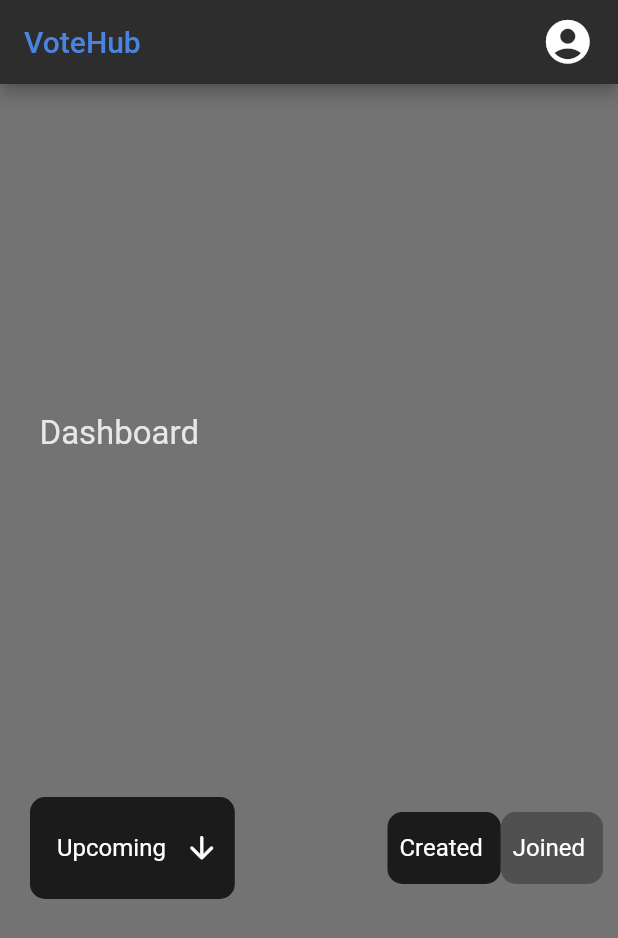
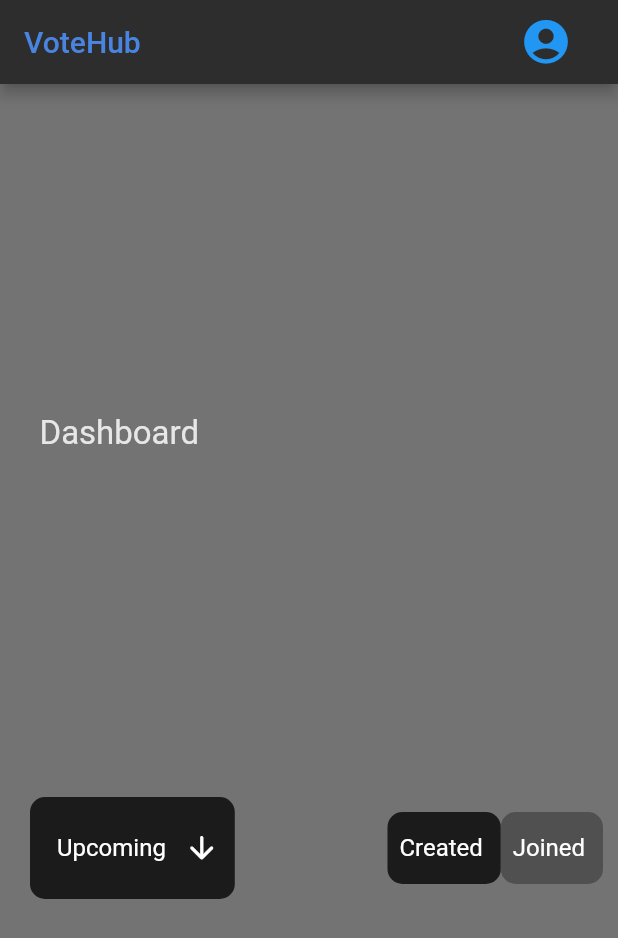
Before and after one commit to vote-io/vote_io_frontend, a Flutter app: the screen it shows after launch, on a phone screen of 412 x 824 dp. Shown: the top 938 px of the screen. Run offline on Flutter 3.47's test engine with Material 2 defaults, Android fonts, the phone set to English and light mode, and no system bars; our stand-ins replace pin_code_fields; Roboto replaces fonts that are missing (poppins).

Commit message:
Dashboard Work Continued

```diff
--- a/lib/dashboard_1.dart
+++ b/lib/dashboard_1.dart
@@ -8,6 +8,13 @@ class Dashboard1 extends StatefulWidget {
 }
 
 class _Dashboard1State extends State<Dashboard1> {
+
+  List<Map> createdPolls=[
+    {'title':'Election1','date':'date','time_left':'time'},
+    {'title':'Election1','date':'date','time_left':'time'},
+    {'title':'Election1','date':'date','time_left':'time'},
+  ];
+
   @override
   Widget build(BuildContext context) {
     return SafeArea(
@@ -23,9 +30,14 @@ class _Dashboard1State extends State<Dashboard1> {
                     color: Color.fromRGBO(73, 132, 224, 1),
                   ),
                 ),
-                Icon(
-                  Icons.account_circle_rounded,
-                  size: 35,
+                TextButton(
+                  child: Icon(
+                    Icons.account_circle_rounded,
+                    size: 35,
+                  ),
+                  onPressed: (){
+                    //Navigator.pushReplacementNamed(context, 'userAccount');
+                  },
                 ),
               ],
             ),
--- a/lib/main.dart
+++ b/lib/main.dart
@@ -6,7 +6,9 @@ import 'package:vote_io_frontend/login.dart';
 import 'package:vote_io_frontend/dashboard_1.dart';
 void main() {
   runApp(MaterialApp(
+
     initialRoute: 'dashboard1',
+
 
     routes:{
       'login': (context)=> Login(),
```
